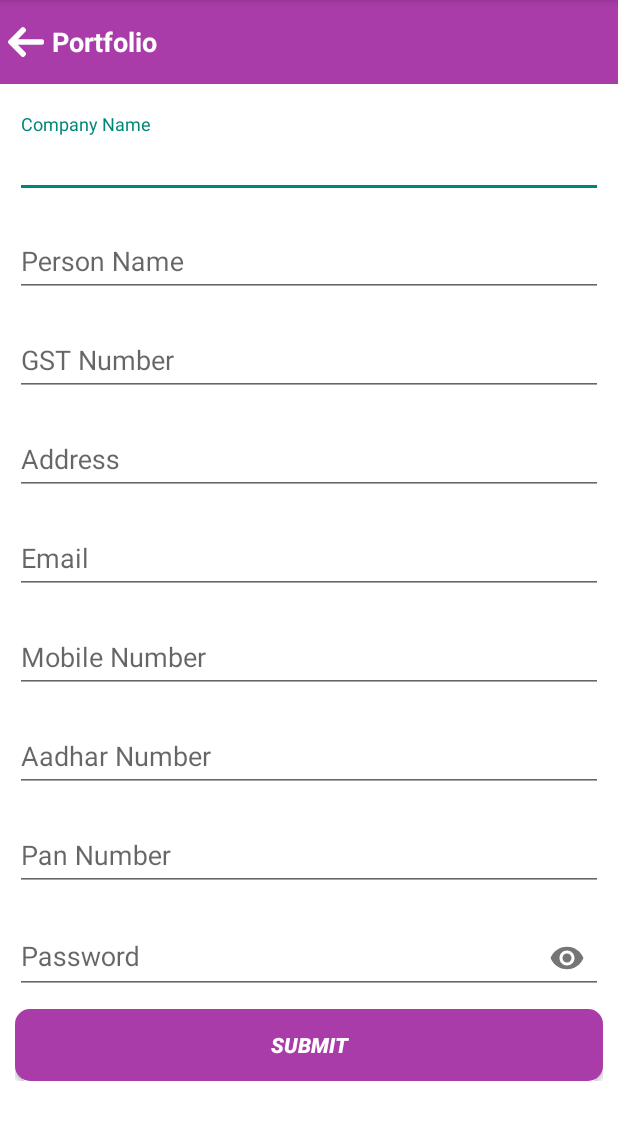
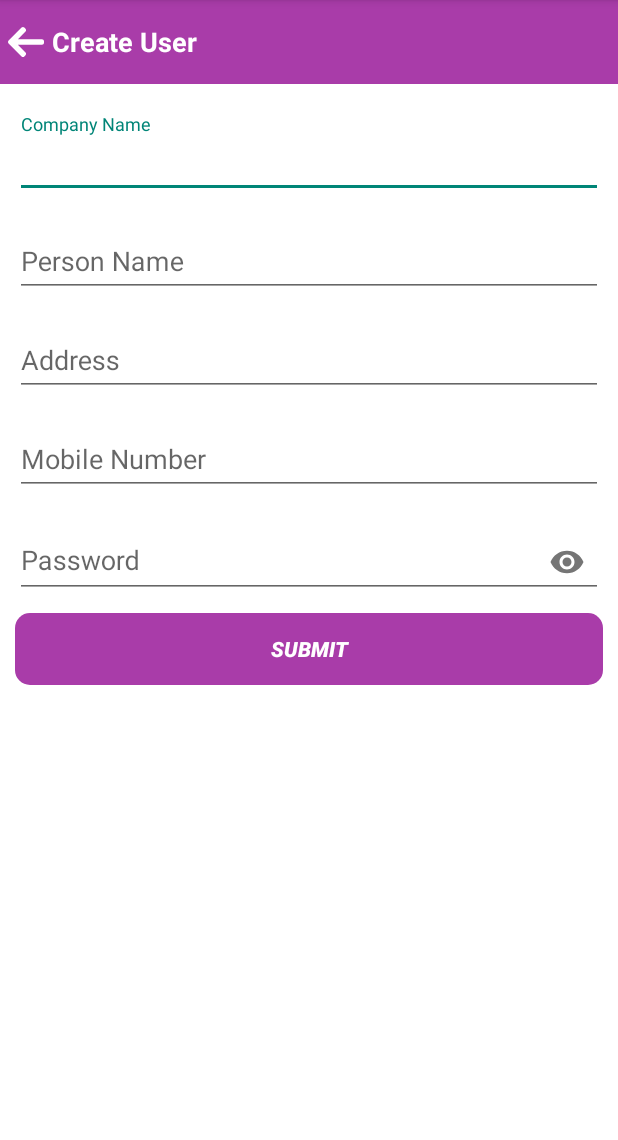
Before and after one commit to mezyapps/BIzProtect, an Android app: the PortfolioActivity screen opened directly, with no data from a screen before it, on a phone screen of 412 x 824 dp, the part 84-1224 px from its top. Run offline under Robolectric (Android 15) with nearby library versions, the phone set to English and light mode, and no system bars.

Commit message:
NJ Commit 30-07-2019 (2)

```diff
--- a/app/src/main/java/com/mezyapps/bizprotect/view/activity/PortfolioActivity.java
+++ b/app/src/main/java/com/mezyapps/bizprotect/view/activity/PortfolioActivity.java
@@ -125,9 +125,6 @@ public class PortfolioActivity extends AppCompatActivity {
                             code = successModel.getCode();
                             if (code.equalsIgnoreCase("1")) {
                                 Toast.makeText(PortfolioActivity.this, "Registration Successfully", Toast.LENGTH_SHORT).show();
-                                //successDialog.showDialog("Registration Successfully");
-                                Intent intent=new Intent(PortfolioActivity.this,LoginActivity.class);
-                                startActivity(intent);
                                 finish();
                             } else if(code.equalsIgnoreCase("3")) {
                                 Toast.makeText(PortfolioActivity.this, message, Toast.LENGTH_SHORT).show();
@@ -175,31 +172,43 @@ public class PortfolioActivity extends AppCompatActivity {
             textCompanyName.setError(null);
             textCompanyName.setErrorEnabled(false);
         }
-        if (person_name.equalsIgnoreCase("")) {
+    /*    if (person_name.equalsIgnoreCase("")) {
             textPersonName.setError("Enter Person Name");
             edt_person_name.requestFocus();
             return false;
         } else {
             textPersonName.setError(null);
             textPersonName.setErrorEnabled(false);
-        }
-      /*  if (gst_number.equalsIgnoreCase("") && pan_number.equalsIgnoreCase("")) {
-            textGstNumber.setError("Enter GST Number or Pan Number ");
+        }*/
+     /*   if (gst_number.equalsIgnoreCase("") && aadhar_number.equalsIgnoreCase("")) {
+            textGstNumber.setError("Enter GST Number or  Aadhar number ");
+            textAadharNumber.setError("Enter GST Number or  Aadhar number ");
             edt_gst_no.requestFocus();
             return false;
         } else {
             textGstNumber.setError(null);
             textGstNumber.setErrorEnabled(false);
+            textAadharNumber.setError(null);
+            textAadharNumber.setErrorEnabled(false);
+
+            if (aadhar_number.length()<12) {
+                textAadharNumber.setError("Invalid Aadhar Number");
+                edt_aadhar_number.requestFocus();
+                return false;
+            } else {
+                textAadharNumber.setError(null);
+                textAadharNumber.setErrorEnabled(false);
+            }
         }*/
-        if (address.equalsIgnoreCase("")) {
+       /* if (address.equalsIgnoreCase("")) {
             textAddress.setError("Enter Address");
             edt_address.requestFocus();
             return false;
         } else {
             textAddress.setError(null);
             textAddress.setErrorEnabled(false);
-        }
-        if (email.equalsIgnoreCase("")) {
+        }*/
+       /* if (email.equalsIgnoreCase("")) {
             textEmail.setError("Enter Email");
             edt_email.requestFocus();
             return false;
@@ -214,7 +223,7 @@ public class PortfolioActivity extends AppCompatActivity {
         } else {
             textEmail.setError(null);
             textEmail.setErrorEnabled(false);
-        }
+        }*/
         if (mobile.equalsIgnoreCase("")) {
             textMobileNumber.setError("Enter Mobile Number");
             edt_mobile_number.requestFocus();
@@ -231,22 +240,15 @@ public class PortfolioActivity extends AppCompatActivity {
             textMobileNumber.setError(null);
             textMobileNumber.setErrorEnabled(false);
         }
-        if (aadhar_number.equalsIgnoreCase("")) {
+       /* if (aadhar_number.equalsIgnoreCase("")) {
             textAadharNumber.setError("Enter Aadhar Number");
             edt_aadhar_number.requestFocus();
             return false;
         } else {
             textAadharNumber.setError(null);
             textAadharNumber.setErrorEnabled(false);
-        }
-        if (aadhar_number.length()<12) {
-            textAadharNumber.setError("Invalid Aadhar Number");
-            edt_aadhar_number.requestFocus();
-            return false;
-        } else {
-            textAadharNumber.setError(null);
-            textAadharNumber.setErrorEnabled(false);
-        }
+        }*/
+
         if (password.equalsIgnoreCase("")) {
             textPassword.setError("Enter password");
             edt_password.requestFocus();
--- a/app/src/main/res/layout/activity_add_customer.xml
+++ b/app/src/main/res/layout/activity_add_customer.xml
@@ -56,7 +56,7 @@
                     android:id="@+id/edt_customer_name"
                     android:layout_width="match_parent"
                     android:layout_height="wrap_content"
-                    android:hint="Customer Name"
+                    android:hint="Business Name"
                     android:inputType="text" />
 
 
@@ -72,7 +72,7 @@
                     android:id="@+id/edt_contact_person"
                     android:layout_width="match_parent"
                     android:layout_height="wrap_content"
-                    android:hint="Contact Person"
+                    android:hint="Customer Name"
                     android:inputType="text" />
 
 
@@ -116,6 +116,7 @@
                 android:layout_width="match_parent"
                 android:layout_height="wrap_content"
                 android:id="@+id/textCustomerEmail"
+                android:visibility="gone"
                 android:layout_marginTop="10dp">
 
                 <EditText
@@ -167,6 +168,7 @@
             <android.support.design.widget.TextInputLayout
                 android:layout_width="match_parent"
                 android:layout_height="wrap_content"
+                android:visibility="gone"
                 android:id="@+id/textCustomerPanNumber"
                 android:layout_marginTop="10dp">
 
--- a/app/src/main/res/layout/activity_login.xml
+++ b/app/src/main/res/layout/activity_login.xml
@@ -102,7 +102,7 @@
             <Button
                 android:layout_width="match_parent"
                 android:layout_height="wrap_content"
-                android:text="Create Portfolio"
+                android:text="Create User"
                 android:textColor="@color/white"
                 android:textStyle="bold"
                 android:layout_gravity="center"
--- a/app/src/main/res/layout/activity_my_customer_list.xml
+++ b/app/src/main/res/layout/activity_my_customer_list.xml
@@ -5,6 +5,7 @@
     android:layout_width="match_parent"
     android:layout_height="match_parent"
     android:orientation="vertical"
+    android:background="@color/honeydew"
     tools:context=".view.activity.MyCustomerListActivity">
 
     <RelativeLayout
--- a/app/src/main/res/layout/activity_portfolio.xml
+++ b/app/src/main/res/layout/activity_portfolio.xml
@@ -28,7 +28,7 @@
             android:layout_height="wrap_content"
             android:layout_centerVertical="true"
             android:layout_toEndOf="@id/ic_back"
-            android:text="Portfolio"
+            android:text="Create User"
             android:textSize="18sp"
             android:textStyle="bold"
             android:textColor="@color/white"/>
@@ -86,6 +86,7 @@
             android:layout_width="match_parent"
             android:layout_height="wrap_content"
             android:id="@+id/textGstNumber"
+            android:visibility="gone"
             android:layout_marginTop="10dp">
 
             <EditText
@@ -120,6 +121,7 @@
             android:layout_width="match_parent"
             android:layout_height="wrap_content"
             android:id="@+id/textEmail"
+            android:visibility="gone"
             android:layout_marginTop="10dp">
 
             <EditText
@@ -154,6 +156,7 @@
             android:layout_width="match_parent"
             android:layout_height="wrap_content"
             android:id="@+id/textAadharNumber"
+            android:visibility="gone"
             android:layout_marginTop="10dp">
 
             <EditText
@@ -172,6 +175,7 @@
             android:layout_width="match_parent"
             android:layout_height="wrap_content"
             android:id="@+id/textPanNumber"
+            android:visibility="gone"
             android:layout_marginTop="10dp">
 
             <EditText
```
Also changed, not shown: app/src/main/java/com/mezyapps/bizprotect/view/activity/AddCustomerActivity.java (+30 -16 lines), app/src/main/res/layout/activity_customer_details.xml (+6 -2 lines), app/src/main/res/layout/activity_customer_details_my_black_listed.xml (+6 -2 lines).
